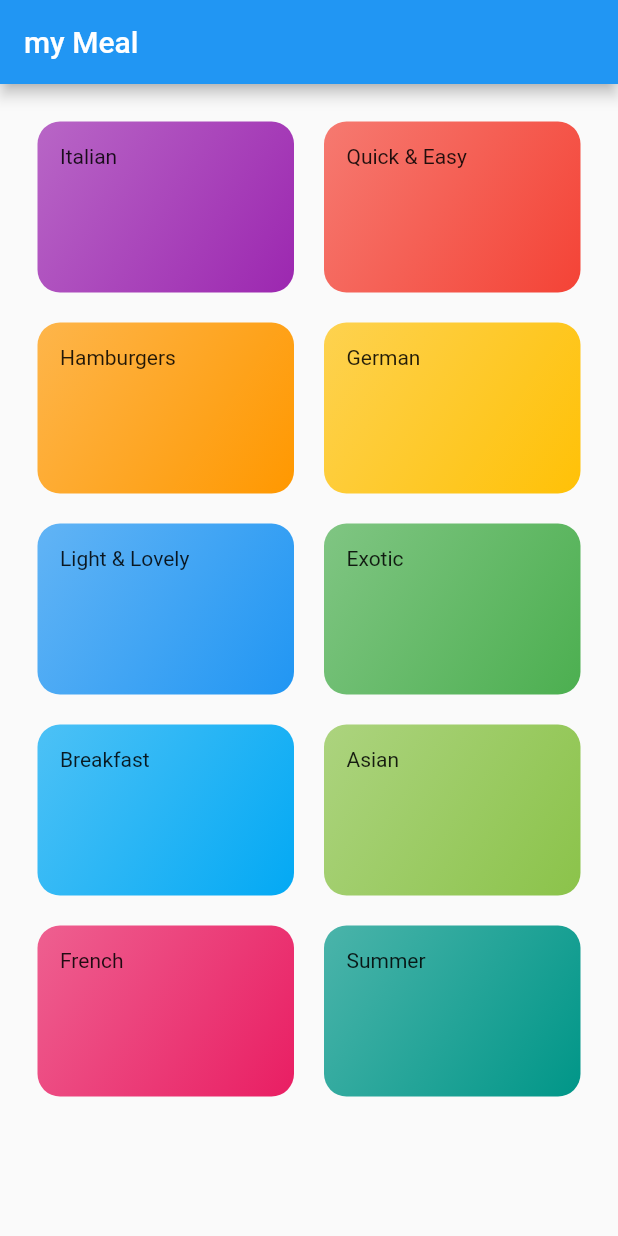
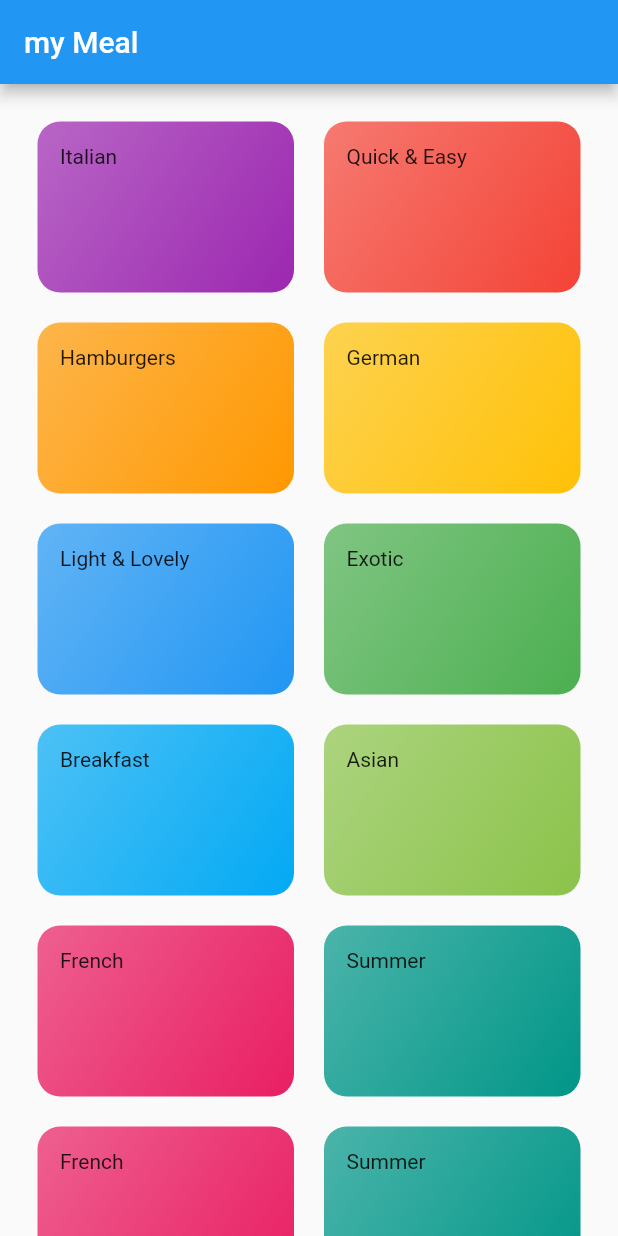
Before and after one commit to Adebayo2016/xhino-meal, a Flutter app: the screen it shows after launch, on a phone screen of 412 x 824 dp. Run offline on Flutter 3.47's test engine with Material 2 defaults, Android fonts, the phone set to English and light mode, and no system bars.

Commit message:
added somethings

```diff
--- a/lib/dummy_data.dart
+++ b/lib/dummy_data.dart
@@ -55,4 +55,17 @@ Category(
     title: 'Summer',
     color: Colors.teal,
   ),
+
+
+  Category(
+    id: 'c11',
+    title: 'French',
+    color: Colors.pink,
+  ),
+
+  Category(
+    id: 'c12',
+    title: 'Summer',
+    color: Colors.teal,
+  ),
 ];
```
